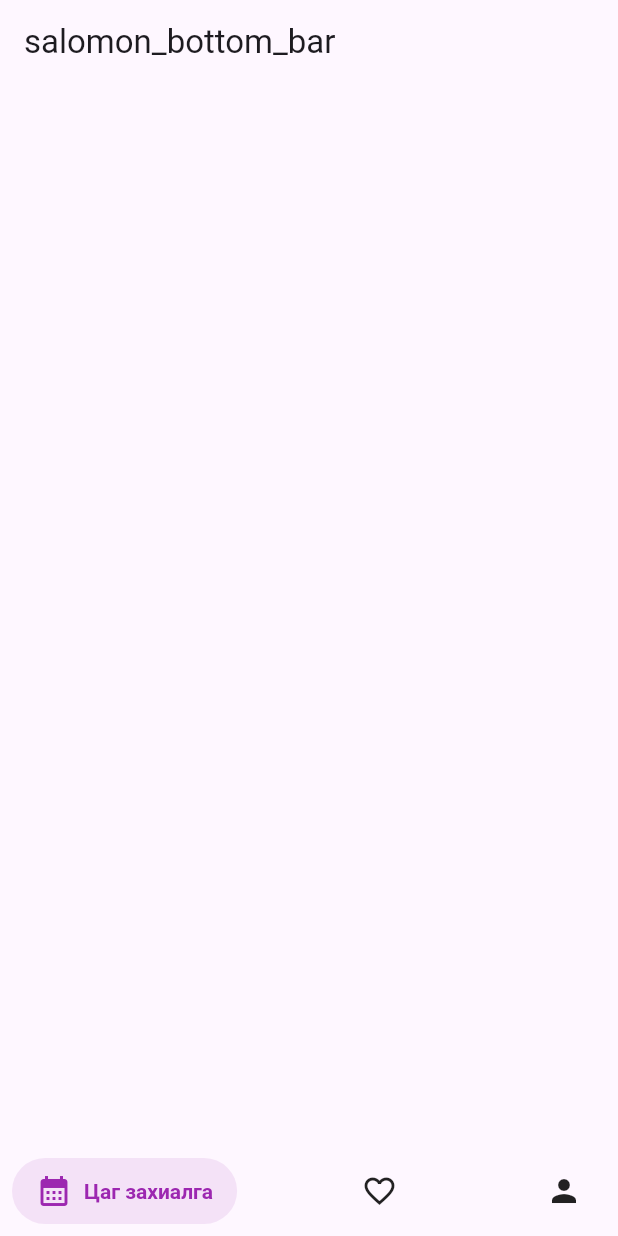
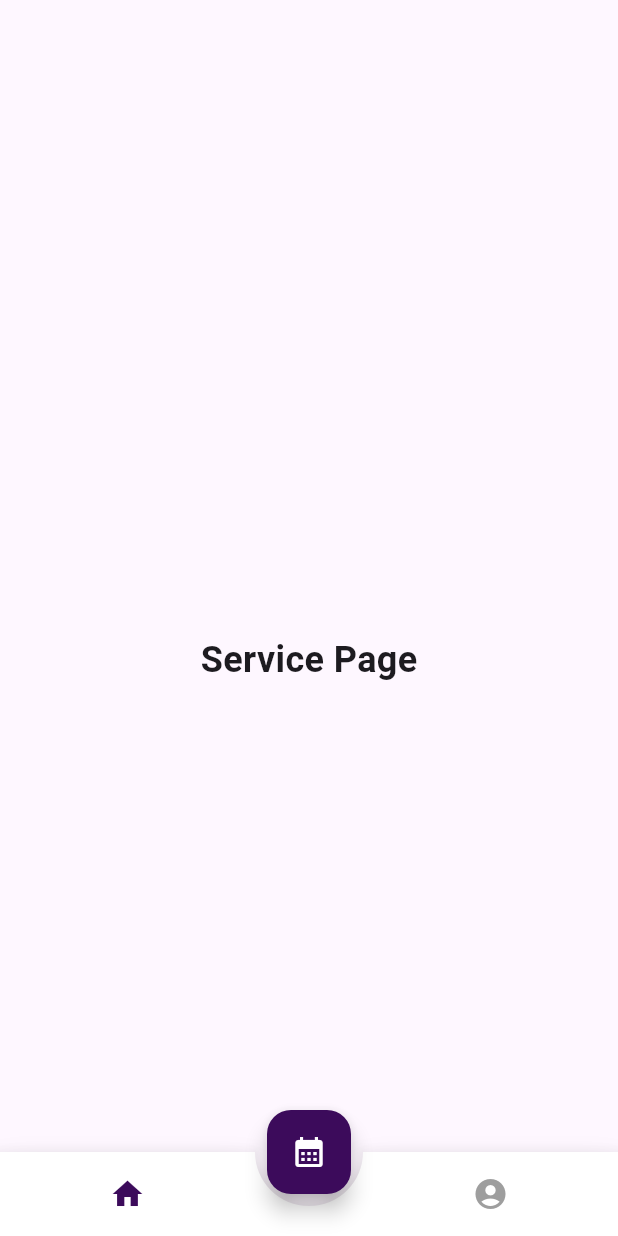
Before and after one commit to xbayarsukh/Picktimee, a Flutter app: the screen it shows after launch, on a phone screen of 412 x 824 dp. Run offline on Flutter 3.47's test engine with Material 3 defaults, Android fonts, the phone set to English and light mode, and no system bars; drawn by our look-alikes of animated_bottom_navigation_bar, salomon_bottom_bar.

Commit message:
za odoo yg bottom bar

```diff
--- /dev/null
+++ b/application_frontend/lib/bottom_bar.dart
@@ -0,0 +1,75 @@
+import 'package:flutter/material.dart';
+import 'service.dart';
+import 'profile.dart';
+import 'booking.dart'; // Assuming you have a BookingPage widget
+import 'package:animated_bottom_navigation_bar/animated_bottom_navigation_bar.dart';
+
+void main() => runApp(MyApp());
+
+class MyApp extends StatelessWidget {
+  @override
+  Widget build(BuildContext context) {
+    return MaterialApp(
+      debugShowCheckedModeBanner: false,
+      // home: MyHomePage(title: 'Animated Navigation Bottom Bar'),
+    );
+  }
+}
+
+class MyHomePage extends StatefulWidget {
+  final String title;
+
+  MyHomePage({Key? key, required this.title}) : super(key: key);
+
+  @override
+  _MyHomePageState createState() => _MyHomePageState();
+}
+
+class _MyHomePageState extends State<MyHomePage> {
+  var _bottomNavIndex = 0;
+
+  final iconList = <IconData>[
+    Icons.home,
+    Icons.account_circle,
+  ];
+
+  final List<Widget> _pages = [
+    ServicePage(),
+    ProfilePage(),
+  ];
+
+  @override
+  Widget build(BuildContext context) {
+    return Scaffold(
+      appBar: AppBar(title: Text(widget.title)),
+      body: _pages[_bottomNavIndex], // Change body based on selected index
+      floatingActionButton: FloatingActionButton(
+        onPressed: () {
+          // Navigate to the booking page when FAB is pressed
+          Navigator.push(
+            context,
+            MaterialPageRoute(builder: (context) => BookingPage()),
+          );
+        },
+        child: Icon(
+          Icons.calendar_month,
+          color: Colors.white, // Set the icon color to white
+        ),
+        backgroundColor: Color.fromARGB(255, 60, 11, 91),
+      ),
+      floatingActionButtonLocation: FloatingActionButtonLocation.centerDocked,
+      bottomNavigationBar: AnimatedBottomNavigationBar.builder(
+        itemCount: iconList.length,
+        tabBuilder: (int index, bool isActive) {
+          final color =
+              isActive ? Color.fromARGB(255, 60, 11, 91) : Colors.grey;
+          return Icon(iconList[index], color: color);
+        },
+        activeIndex: _bottomNavIndex,
+        onTap: (index) => setState(() => _bottomNavIndex = index),
+        gapLocation: GapLocation.center,
+        notchSmoothness: NotchSmoothness.softEdge,
+      ),
+    );
+  }
+}
--- a/application_frontend/lib/main.dart
+++ b/application_frontend/lib/main.dart
@@ -1,59 +1,14 @@
 import 'package:flutter/material.dart';
-import 'package:salomon_bottom_bar/salomon_bottom_bar.dart';
+import 'bottom_bar.dart'; // Import bottom_bar.dart here
 
-void main() {
-  runApp(MyApp());
-}
+void main() => runApp(MyApp());
 
-class MyApp extends StatefulWidget {
-  static final title = 'salomon_bottom_bar';
-
-  @override
-  _MyAppState createState() => _MyAppState();
-}
-
-class _MyAppState extends State<MyApp> {
-  var _currentIndex = 0;
-
+class MyApp extends StatelessWidget {
   @override
   Widget build(BuildContext context) {
     return MaterialApp(
-      title: MyApp.title,
-      theme: ThemeData(
-        primarySwatch: Colors.blue,
-        visualDensity: VisualDensity.adaptivePlatformDensity,
-      ),
-      home: Scaffold(
-        appBar: AppBar(
-          title: Text(MyApp.title),
-        ),
-        bottomNavigationBar: SalomonBottomBar(
-          currentIndex: _currentIndex,
-          onTap: (i) => setState(() => _currentIndex = i),
-          items: [
-            /// Home
-            SalomonBottomBarItem(
-              icon: Icon(Icons.calendar_month),
-              title: Text("Цаг захиалга"),
-              selectedColor: Colors.purple,
-            ),
-
-            /// Likes
-            SalomonBottomBarItem(
-              icon: Icon(Icons.favorite_border),
-              title: Text("Үйлчилгээнүүд"),
-              selectedColor: Colors.blue,
-            ),
-
-            /// Profile
-            SalomonBottomBarItem(
-              icon: Icon(Icons.person),
-              title: Text("Миний хуудас"),
-              selectedColor: Colors.teal,
-            ),
-          ],
-        ),
-      ),
+      debugShowCheckedModeBanner: false,
+      home: MyHomePage(title: ''), // Use MyHomePage here
     );
   }
 }
--- a/application_frontend/lib/service.dart
+++ b/application_frontend/lib/service.dart
@@ -0,0 +1,16 @@
+import 'package:flutter/material.dart';
+
+class ServicePage extends StatelessWidget {
+  @override
+  Widget build(BuildContext context) {
+    return Scaffold(
+      appBar: AppBar(),
+      body: Center(
+        child: Text(
+          "Service Page",
+          style: TextStyle(fontSize: 24, fontWeight: FontWeight.bold),
+        ),
+      ),
+    );
+  }
+}
--- a/application_frontend/pubspec.yaml
+++ b/application_frontend/pubspec.yaml
@@ -34,6 +34,7 @@ dependencies:
   firebase_core: ^2.25.4 # Replace with latest version
   animated_login: ^1.7.2
   salomon_bottom_bar: ^3.3.2
+  animated_bottom_navigation_bar: ^1.4.0
 
 dev_dependencies:
   flutter_test:
```
Also changed, not shown: application_frontend/lib/booking.dart (added, +41 -0 lines), application_frontend/lib/profile.dart (+16 -0 lines), application_frontend/lib/book.dart (deleted), application_frontend/pubspec.lock.
